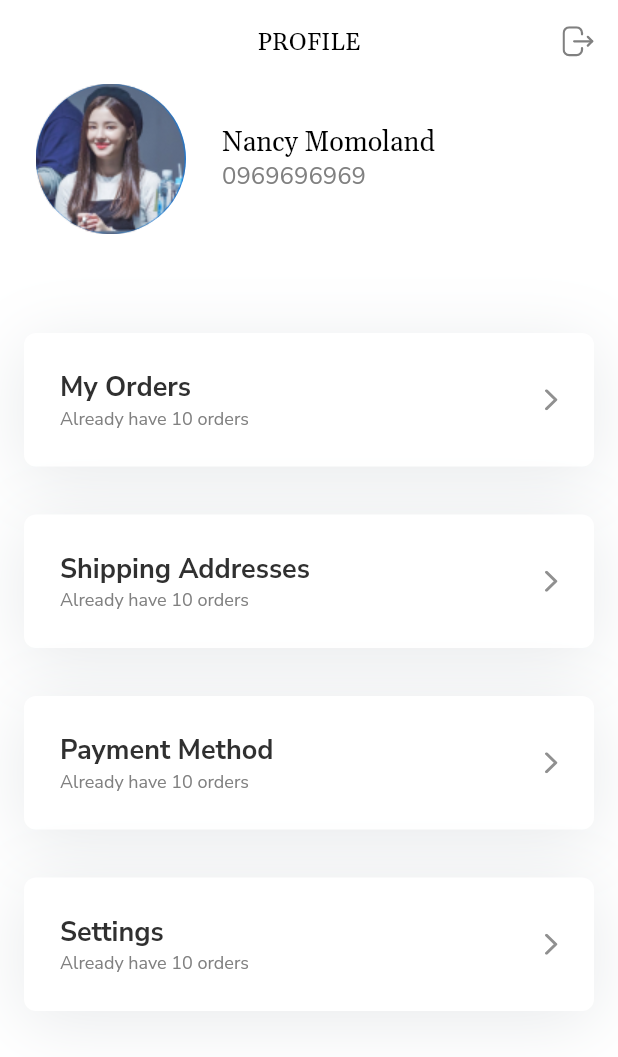
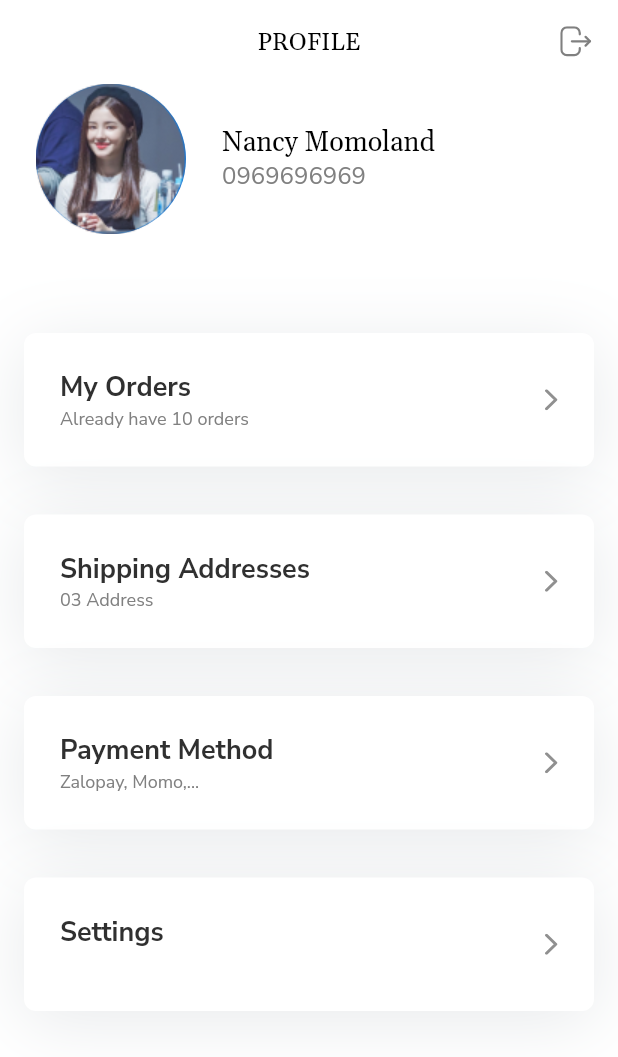
Before and after one commit to hahpuc/ShopApp-Mobile, a Flutter app: the screen it shows after launch, on a phone screen of 412 x 824 dp. Shown: the top 1057 px of the screen. Run offline on Flutter 3.47's test engine with Material 2 defaults, Android fonts, the phone set to English and light mode, and no system bars; our stand-ins replace connectivity_plus, flutter_bloc, flutter_easyloading, flutter_svg, get_it and 2 more; generated files the repository leaves out were written again.

Commit message:
[ViDuc] Update Profile Page
- Change List View Options to Option Button Widget
- Refactor Code
- Change wrap widget logout button from Container to IconButton

```diff
--- a/lib/presentation/pages/profile/profile_page.dart
+++ b/lib/presentation/pages/profile/profile_page.dart
@@ -10,6 +10,7 @@ import 'package:furniture_shop/generated/assets/assets.gen.dart';
 import 'package:furniture_shop/generated/assets/fonts.gen.dart';
 import 'package:furniture_shop/presentation/pages/profile/profile_bloc.dart';
 import 'package:furniture_shop/presentation/pages/profile/profile_state.dart';
+import 'package:furniture_shop/presentation/pages/profile/widget/option_button_widget.dart';
 import 'package:furniture_shop/presentation/widgets/base/custom_appbar.dart';
 import 'package:furniture_shop/presentation/widgets/base/custom_text.dart';
 import 'package:furniture_shop/values/colors.dart';
@@ -48,9 +49,10 @@ class _ProfilePageState extends State<ProfilePage> with AfterLayoutMixin {
       ),
       leading: SizedBox(),
       actions: [
-        Container(
-          margin: EdgeInsets.symmetric(horizontal: AppDimen.spacing_2),
-          child: SvgPicture.asset(Assets.images.icLogout.path,
+        IconButton(
+          padding: EdgeInsets.symmetric(horizontal: AppDimen.spacing_2),
+          onPressed: () {},
+          icon: SvgPicture.asset(Assets.images.icLogout.path,
               color: AppColor.colorTextLight),
         ),
       ],
@@ -117,58 +119,33 @@ class _ProfilePageState extends State<ProfilePage> with AfterLayoutMixin {
   }
 
   Widget _buildOptions() {
-    List<String> listOptions = [
-      "My Orders",
-      "Shipping Addresses",
-      "Payment Method",
-      "Settings"
-    ];
     return Expanded(
         child: Container(
-      margin: EdgeInsets.symmetric(
-          horizontal: AppDimen.spacing_2, vertical: AppDimen.spacing_large),
-      child: ListView.builder(
-          itemCount: listOptions.length,
-          itemBuilder: (context, index) {
-            return Container(
-              margin: EdgeInsets.symmetric(vertical: AppDimen.spacing_2),
-              padding: EdgeInsets.symmetric(
-                  horizontal: AppDimen.spacing_3, vertical: AppDimen.spacing_3),
-              child: Row(
-                mainAxisAlignment: MainAxisAlignment.spaceBetween,
-                children: [
-                  Column(
-                    crossAxisAlignment: CrossAxisAlignment.start,
-                    children: [
-                      CustomText(
-                        listOptions[index],
-                        fontSize: FontSize.BIG,
-                        fontWeight: FontWeight.bold,
-                        color: AppColor.colorPrimary,
-                      ),
-                      CustomText(
-                        "Already have 10 orders",
-                        fontSize: FontSize.SMALL_1,
-                        color: AppColor.colorTextLight,
-                      )
-                    ],
-                  ),
-                  SvgPicture.asset(Assets.images.icNavigation.path)
-                ],
-              ),
-              decoration: BoxDecoration(
-                borderRadius: BorderRadius.circular(8),
-                color: AppColor.colorWhite,
-                boxShadow: [
-                  BoxShadow(
-                    color: AppColor.colorBoxShadowProfile.withOpacity(0.2),
-                    blurRadius: 40,
-                    offset: Offset(0, 7), // Shadow position
-                  ),
-                ],
-              ),
-            );
-          }),
-    ));
+            margin: EdgeInsets.symmetric(
+                horizontal: AppDimen.spacing_2,
+                vertical: AppDimen.spacing_large),
+            child: Column(
+              children: [
+                OptionButton(
+                  option: "My Orders",
+                  detail: "Already have 10 orders",
+                  onPress: null,
+                ),
+                OptionButton(
+                    option: "Shipping Addresses",
+                    detail: "03 Address",
+                    onPress: null),
+                OptionButton(
+                  option: "Payment Method",
+                  detail: "Zalopay, Momo,...",
+                  onPress: null,
+                ),
+                OptionButton(
+                  option: "Settings",
+                  detail: null,
+                  onPress: null,
+                )
+              ],
+            )));
   }
 }
--- /dev/null
+++ b/lib/presentation/pages/profile/widget/option_button_widget.dart
@@ -0,0 +1,60 @@
+import 'package:flutter/material.dart';
+import 'package:flutter_svg/flutter_svg.dart';
+import 'package:furniture_shop/generated/assets/assets.gen.dart';
+import 'package:furniture_shop/presentation/widgets/base/custom_text.dart';
+import 'package:furniture_shop/values/colors.dart';
+import 'package:furniture_shop/values/dimens.dart';
+import 'package:furniture_shop/values/font_sizes.dart';
+
+class OptionButton extends StatelessWidget {
+  final String? option;
+  final String? detail;
+  final Function()? onPress;
+  OptionButton({Key? key, this.option, this.detail, this.onPress})
+      : super(key: key);
+
+  @override
+  Widget build(BuildContext context) {
+    return Container(
+      margin: EdgeInsets.symmetric(vertical: AppDimen.spacing_2),
+      padding: EdgeInsets.symmetric(
+          horizontal: AppDimen.spacing_3, vertical: AppDimen.spacing_3),
+      child: InkWell(
+        onTap: onPress,
+        child: Row(
+          mainAxisAlignment: MainAxisAlignment.spaceBetween,
+          children: [
+            Column(
+              crossAxisAlignment: CrossAxisAlignment.start,
+              children: [
+                CustomText(
+                  option ?? "",
+                  fontSize: FontSize.BIG,
+                  fontWeight: FontWeight.bold,
+                  color: AppColor.colorPrimary,
+                ),
+                CustomText(
+                  detail ?? "",
+                  fontSize: FontSize.SMALL_1,
+                  color: AppColor.colorTextLight,
+                )
+              ],
+            ),
+            SvgPicture.asset(Assets.images.icNavigation.path)
+          ],
+        ),
+      ),
+      decoration: BoxDecoration(
+        borderRadius: BorderRadius.circular(8),
+        color: AppColor.colorWhite,
+        boxShadow: [
+          BoxShadow(
+            color: AppColor.colorBoxShadowProfile.withOpacity(0.2),
+            blurRadius: 40,
+            offset: Offset(0, 7), // Shadow position
+          ),
+        ],
+      ),
+    );
+  }
+}
```
